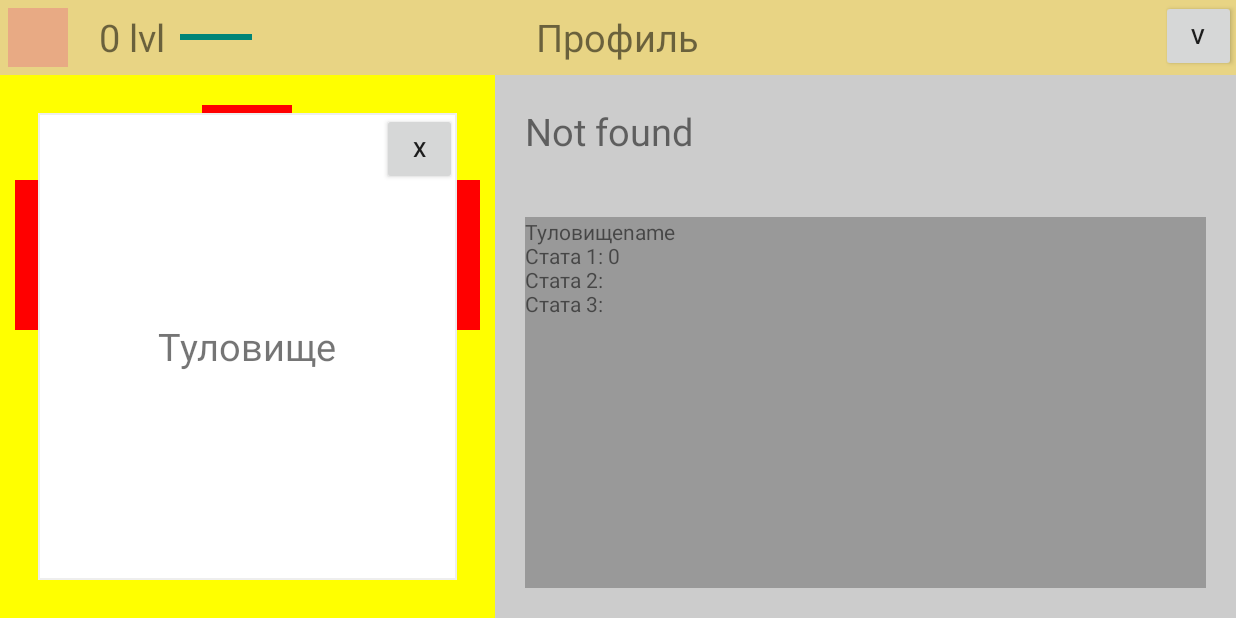
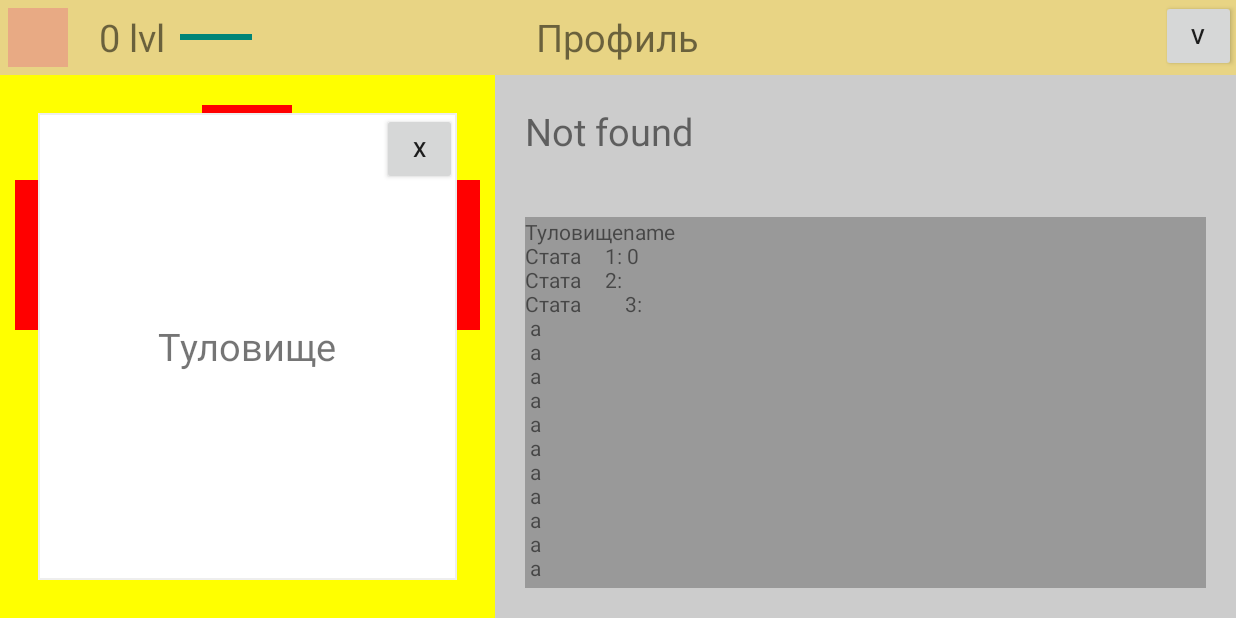
Before and after one commit to HNKOP/PrivateApp, an Android app: the ProfileActivity screen opened directly, with no data from a screen before it, after a tap on an icon or button, on a phone screen of 824 x 412 dp (held sideways). Run offline under Robolectric (Android 15) with nearby library versions, the light colour scheme and no system bars.

Commit message:
Заставка

```diff
--- a/app/src/main/java/com/privateapp/privateapp/ACTIVITIES/ProfileActivity.java
+++ b/app/src/main/java/com/privateapp/privateapp/ACTIVITIES/ProfileActivity.java
@@ -1,6 +1,7 @@
 package com.privateapp.privateapp.ACTIVITIES;
 
 import android.app.Fragment;
+import android.content.DialogInterface;
 import android.content.Intent;
 import android.content.SharedPreferences;
 import android.os.AsyncTask;
@@ -18,6 +19,7 @@ import android.widget.Toast;
 
 import com.privateapp.privateapp.ACTIVITIES.BattleActivity;
 import com.privateapp.privateapp.ACTIVITIES.MapActivity;
+import com.privateapp.privateapp.ADAPTERS.HeroAdapter;
 import com.privateapp.privateapp.DATABASE.SQLiteClass;
 import com.privateapp.privateapp.FRAGMENTS.DescriptionFragment;
 import com.privateapp.privateapp.FRAGMENTS.LocationFragment;
@@ -155,13 +157,50 @@ public class ProfileActivity extends AppCompatActivity {
                         filldesc.execute("Туловище");
 
                     }
+                    DialogInterface.OnClickListener dialogClickListener = new DialogInterface.OnClickListener() {
+                        @Override
+                        public void onClick(DialogInterface dialog, int which) {
+                            switch (which){
+                                case DialogInterface.BUTTON_POSITIVE:
+                                    try
+                                    {
+
+                                    }
+                                    catch (Exception e)
+                                    {
+
+                                    }
+
+
+                                    break;
+
+                                case DialogInterface.BUTTON_NEGATIVE:
+                                    //No button clicked
+                                    break;
+                            }
+                        }
+                    };
 
                 }
                 catch (Exception e)
                 {
                     Toast.makeText(this, e.toString(), Toast.LENGTH_SHORT).show();
                 }
-                descriptionview.setText("Туловищеname \nСтата 1: 0\nСтата 2: \nСтата 3:");
+                descriptionview.setText("Туловищеname \nСтата \t1: 0\nСтата \t2: \nСтата \t\t3:" +
+                        "\n a" +
+                        "\n a" +
+                        "\n a" +
+                        "\n a" +
+                        "\n a" +
+                        "\n a" +
+                        "\n a" +
+                        "\n a" +
+                        "\n a" +
+                        "\n a" +
+                        "\n a" +
+                        "\n a" +
+                        "\n a" +
+                        "\n b");
                 break;
             case R.id.imageview_head:
                 try
--- a/app/src/main/java/com/privateapp/privateapp/DATABASE/SQLiteClass.java
+++ b/app/src/main/java/com/privateapp/privateapp/DATABASE/SQLiteClass.java
@@ -17,9 +17,23 @@ public class SQLiteClass {
     public SQLiteClass(Context context) {
         this.context = context;
         database = context.openOrCreateDatabase("privateapp.db",context.MODE_PRIVATE,null);
-        database.execSQL("CREATE TABLE IF NOT EXISTS heroes (ID INTEGER PRIMARY KEY AUTOINCREMENT, NAME TEXT, LEVEL INTEGER, STR INTEGER, AGL INTEGER, INT INTEGER)");
+        InitTables();
     }
-
+    public void InitTables()
+    {
+        //DB Heroes
+        database.execSQL("CREATE TABLE IF NOT EXISTS heroes " +
+                "(id INTEGER PRIMARY KEY AUTOINCREMENT, " +
+                "name TEXT, " +
+                "level INTEGER, " +
+                "str INTEGER, " +
+                "agl INTEGER, " +
+                "int INTEGER)");
+        //DB Locations
+        database.execSQL("CREATE TABLE IF NOT EXISTS locations " +
+                "(id INTEGER PRIMARY KEY AUTOINCREMENT, " +
+                "name TEXT)");
+    }
     public void InsertHero(Hero hero)
     {
         database.execSQL("INSERT INTO heroes (NAME,LEVEL,STR,AGL,INT) VALUES ('" + hero.getName() + "'," + String.valueOf(hero.getLevel()) + "," + String.valueOf(hero.getStrength()) + "," + String.valueOf(hero.getAgility()) + "," + String.valueOf(hero.getIntelligence())+ ");");
@@ -57,7 +71,7 @@ public class SQLiteClass {
         if(cursor.moveToFirst()){
             do{
                 heroeslist.add(new Hero(cursor.getInt(0),cursor.getString(1),cursor.getInt(2),100,cursor.getInt(3),cursor.getInt(4),cursor.getInt(5)));
-            }
+        }
             while(cursor.moveToNext());
         }
         cursor.close();
--- a/app/src/main/res/layout/activity_main.xml
+++ b/app/src/main/res/layout/activity_main.xml
@@ -7,7 +7,7 @@
     tools:context="com.privateapp.privateapp.ACTIVITIES.MainActivity"
     android:orientation="vertical">
 
-   <WebView
+   <VideoView
        android:id="@+id/background_view"
        android:layout_width="match_parent"
        android:layout_height="match_parent"
@@ -19,7 +19,8 @@
        android:id="@+id/nametextview"
        android:layout_width="wrap_content"
        android:layout_height="wrap_content"
-       android:text="Вход в приложение"
+       android:text="Добро пожаловать"
+       android:textColor="#ffffff"
        android:layout_centerHorizontal="true"
        android:textSize="50sp"
        android:layout_margin="10dp"/>
@@ -29,6 +30,7 @@
        android:layout_height="75dp"
        android:layout_centerInParent="true"
        android:background="@drawable/enter"
+       android:alpha="0.3"
        android:onClick="onClick"/>
 
 
--- a/app/src/main/res/layout/profile_layout.xml
+++ b/app/src/main/res/layout/profile_layout.xml
@@ -75,13 +75,19 @@
                 android:text="Описание"
                 android:textSize="25sp"
                 android:layout_margin="20dp"/>
-            <TextView
-                android:id="@+id/description_textview"
+            <android.support.v4.widget.NestedScrollView
                 android:layout_width="match_parent"
                 android:layout_height="match_parent"
-                android:background="#999999"
                 android:layout_margin="20dp"
-                android:layout_below="@id/title2_view" />
+                android:layout_below="@id/title2_view">
+                <TextView
+                    android:id="@+id/description_textview"
+                    android:layout_width="match_parent"
+                    android:layout_height="match_parent"
+                    android:background="#999999"
+                    />
+            </android.support.v4.widget.NestedScrollView>
+
             <RelativeLayout
                 android:id="@+id/location_cont"
                 android:layout_width="150dp"
```
Also changed, not shown: app/src/main/java/com/privateapp/privateapp/ACTIVITIES/MainActivity.java (+16 -4 lines), 1 other file.
